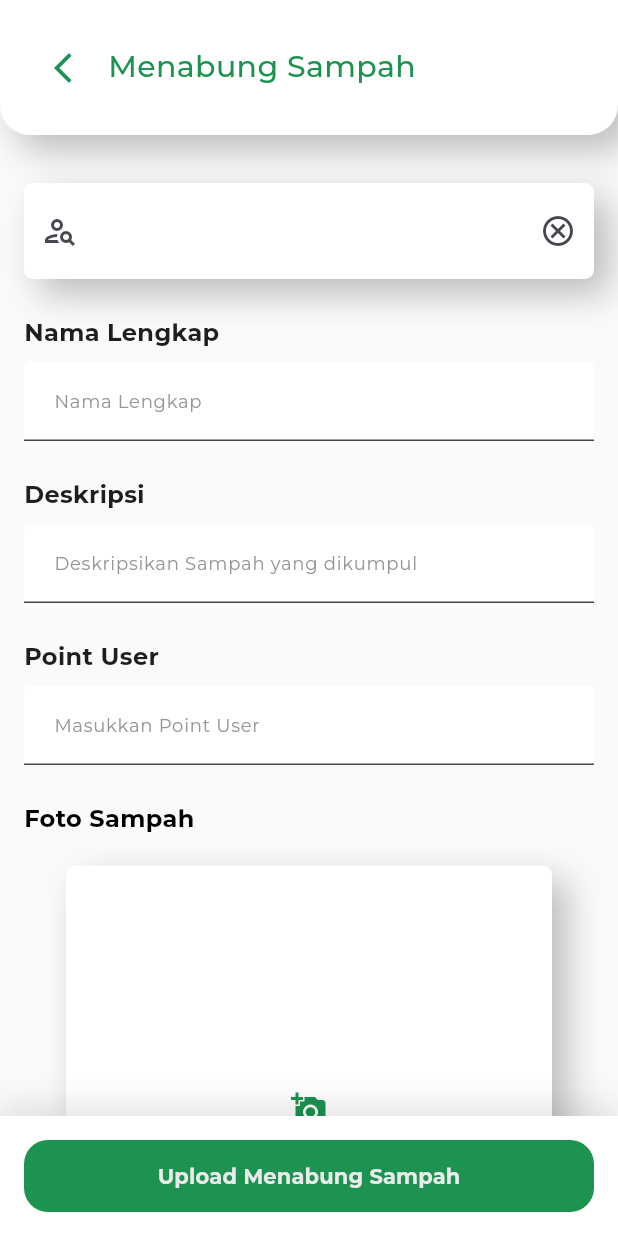
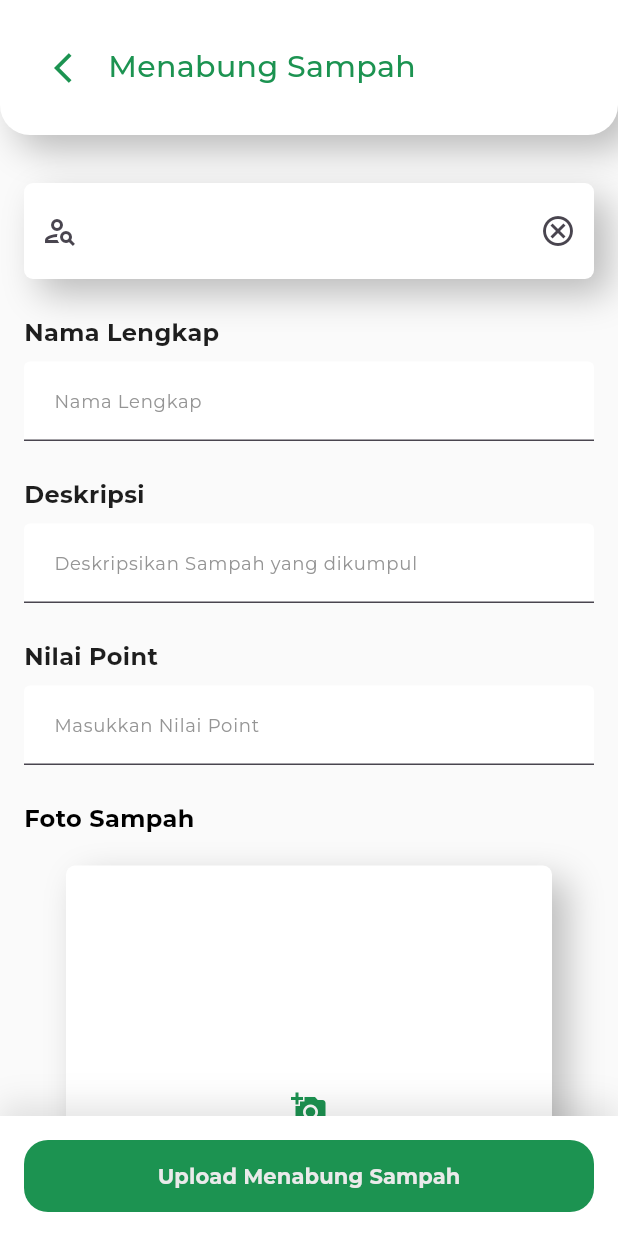
Before and after one commit to WiraRespati/bank_sampah, a Flutter app: the UploadMenabungSampahPage screen opened directly, on a phone screen of 412 x 824 dp. Run offline on Flutter 3.47's test engine with Material 3 defaults, Android fonts, the phone set to English and light mode, and no system bars; drawn by our look-alikes of auto_size_text; our stand-ins replace cloud_firestore, firebase_auth, firebase_core, flutter_svg, get, google_fonts and 3 more; accounts and stored records are empty; network calls fail; statements that could not run were skipped.

Commit message:
add validation for menabung sampah

```diff
--- a/lib/view/admin/home/upload_menabung_sampah/upload_menabung_sampah_page.dart
+++ b/lib/view/admin/home/upload_menabung_sampah/upload_menabung_sampah_page.dart
@@ -1,16 +1,19 @@
+import 'package:bank_sampah/controller/admin/menabung_sampah_controller.dart';
 import 'package:bank_sampah/view/admin/home/upload_menabung_sampah/button_upload_widget.dart';
 import 'package:bank_sampah/view/widget/search_widget.dart';
+import 'package:bank_sampah/view/widget/text_form_field_widget.dart';
 import 'package:flutter/material.dart';
 import 'package:get/get.dart';
 import 'package:bank_sampah/controller/admin/search_user_controller.dart';
 import 'package:bank_sampah/utils/color_constant.dart';
 import 'package:bank_sampah/view/admin/home/upload_menabung_sampah/kelola_header_widget.dart';
-import 'package:bank_sampah/view/admin/home/upload_menabung_sampah/input_form_menabung_widget.dart';
 import 'package:bank_sampah/view/admin/home/upload_menabung_sampah/upload_image_widget.dart';
 
 class UploadMenabungSampahPage extends StatelessWidget {
   final SearchUserController searchController = Get.put(SearchUserController());
-
+  final MenabungSampahController barangController = Get.put(
+    MenabungSampahController(),
+  );
   UploadMenabungSampahPage({super.key});
 
   @override
@@ -36,7 +39,44 @@ class UploadMenabungSampahPage extends StatelessWidget {
                 Obx(() {
                   return Stack(
                     children: [
-                      const InputFormMenabungWidget(),
+                      Padding(
+                        padding: const EdgeInsets.symmetric(horizontal: 16),
+                        child: Column(
+                          children: [
+                            const TextFormFieldWidget(
+                              titleForm: 'Nama Lengkap',
+                              hintText: 'Nama Lengkap',
+                              isPassword: false,
+                            ),
+                            const SizedBox(height: 24),
+                            TextFormFieldWidget(
+                              titleForm: 'Deskripsi',
+                              hintText: 'Deskripsikan Sampah yang dikumpul',
+                              isPassword: false,
+                              controller: barangController.deskripsiController,
+                              errorText:
+                                  barangController.errorMessageDeskripsi.value,
+                              onChanged: (String value) {
+                                barangController.validatorDeskripsi(value);
+                              },
+                              keyboardType: TextInputType.multiline,
+                            ),
+                            const SizedBox(height: 24),
+                            TextFormFieldWidget(
+                              titleForm: 'Nilai Point',
+                              hintText: 'Masukkan Nilai Point',
+                              isPassword: false,
+                              controller: barangController.nilaiPointController,
+                              errorText:
+                                  barangController.errorMessageNilaiPoint.value,
+                              onChanged: (String value) {
+                                barangController.validatorNilaiPoint(value);
+                              },
+                              keyboardType: TextInputType.number,
+                            ),
+                          ],
+                        ),
+                      ),
                       if (searchController.isSearching.value)
                         Align(
                           alignment: Alignment.topCenter,
```
